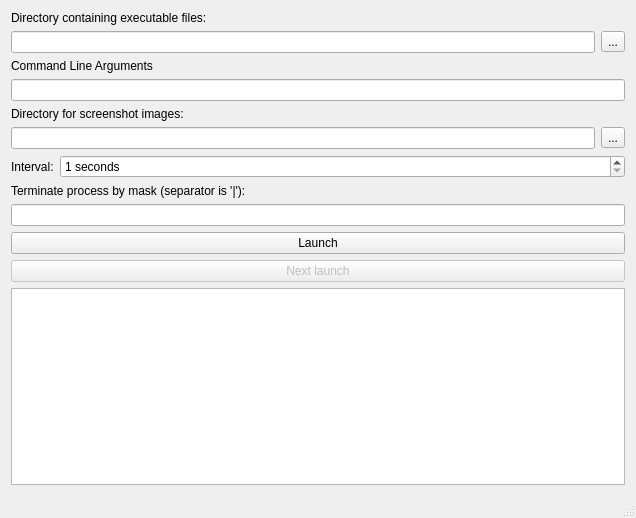
Qt form mainwindow.ui (olegphpgithub/mUnit) before a commit.
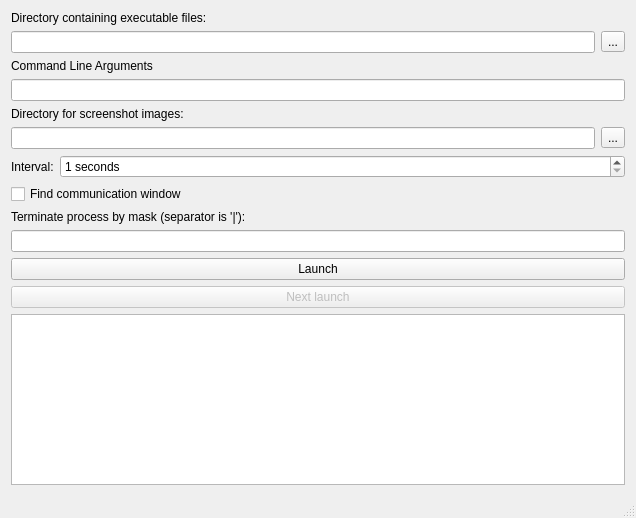
The same form after that commit.

Commit message: Find communication window;

Patch:
```diff
--- a/mainwindow.ui
+++ b/mainwindow.ui
@@ -103,6 +103,17 @@
         </item>
        </layout>
       </item>
+      <item>
+       <layout class="QHBoxLayout" name="horizontalLayout_5">
+        <item>
+         <widget class="QCheckBox" name="findWindowCheckBox">
+          <property name="text">
+           <string>Find communication window</string>
+          </property>
+         </widget>
+        </item>
+       </layout>
+      </item>
       <item>
        <widget class="QLabel" name="TerminateProcessByMaskLabel">
         <property name="text">
```
The commit also changes 5 other files.
